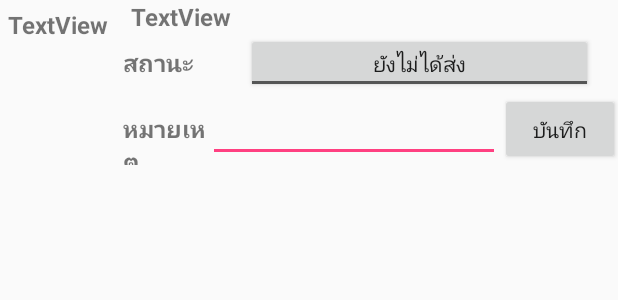
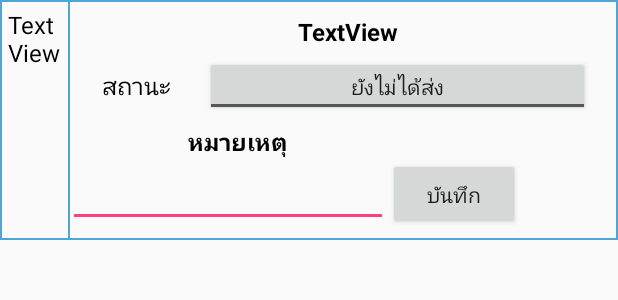
Before and after one commit to poramut/TransportQ, an Android app: the layout list_detail.xml on its own in the app's theme, with its tools: preview values and no code run, on a phone screen of 412 x 824 dp. Shown: the top 300 px of the screen. Run offline under Robolectric (Android 15) with nearby library versions, the phone set to English and light mode, and no system bars.

Commit message:
แก้ ui

```diff
--- /dev/null
+++ b/app/src/main/res/drawable/back.xml
@@ -0,0 +1,5 @@
+<?xml version="1.0" encoding="utf-8"?>
+<shape xmlns:android="http://schemas.android.com/apk/res/android" android:shape="rectangle" >
+    <solid android:color="@android:color/transparent" />
+    <stroke android:width="1dip" android:color="#4fa5d5"/>
+</shape>
--- a/app/src/main/res/layout/list_detail.xml
+++ b/app/src/main/res/layout/list_detail.xml
@@ -3,7 +3,7 @@
     xmlns:app="http://schemas.android.com/apk/res-auto"
     xmlns:tools="http://schemas.android.com/tools"
     android:layout_width="match_parent"
-    android:layout_height="130dp"
+    android:layout_height="160dp"
     android:orientation="vertical"
     android:weightSum="1"
     tools:context=".Login_Activity">
@@ -12,46 +12,53 @@
     <LinearLayout
         android:layout_width="match_parent"
         android:layout_height="match_parent"
+        android:background="@drawable/back"
         android:orientation="horizontal">
 
         <TextView
             android:id="@+id/nub"
             android:layout_width="0dp"
             android:layout_height="wrap_content"
-            android:layout_weight="0.2"
+            android:layout_weight="0.1"
             android:paddingLeft="5dp"
             android:paddingTop="5dp"
             android:text="TextView"
-            android:textSize="16sp"
-            android:textStyle="bold"/>
+            android:textColor="@android:color/black"
+            android:textSize="16sp" />
 
         <LinearLayout
             android:layout_width="0dp"
             android:layout_height="match_parent"
             android:layout_weight="0.8"
+            android:background="@drawable/back"
             android:orientation="vertical">
 
             <LinearLayout
-                android:layout_width="wrap_content"
+                android:layout_width="match_parent"
                 android:layout_height="wrap_content"
-                android:weightSum="1"
-                android:orientation="horizontal">
+                android:orientation="vertical"
+                android:paddingBottom="5dp"
+                android:paddingTop="10dp"
+                android:weightSum="1">
+
                 <TextView
                     android:id="@+id/FName"
                     android:layout_width="match_parent"
                     android:layout_height="wrap_content"
-                    android:layout_weight="1"
                     android:paddingLeft="5dp"
                     android:text="TextView"
+                    android:textAlignment="center"
+                    android:textColor="@android:color/black"
                     android:textSize="16sp"
-                    android:textStyle="bold"/>
+                    android:textStyle="bold" />
             </LinearLayout>
 
             <LinearLayout
                 android:layout_width="match_parent"
                 android:layout_height="wrap_content"
-                android:weightSum="1"
-                android:orientation="horizontal">
+                android:orientation="horizontal"
+                android:paddingBottom="5dp"
+                android:weightSum="1">
 
                 <TextView
                     android:id="@+id/textView13"
@@ -59,8 +66,9 @@
                     android:layout_height="wrap_content"
                     android:layout_weight="0.25"
                     android:text="สถานะ"
-                    android:textSize="16sp"
-                    android:textStyle="bold"/>
+                    android:textAlignment="center"
+                    android:textColor="@android:color/black"
+                    android:textSize="16sp" />
 
                 <!--<TextView-->
                 <!--android:id="@+id/textView14"-->
@@ -73,18 +81,34 @@
                     android:layout_width="0dp"
                     android:layout_height="40dp"
                     android:layout_weight="0.70"
+                    android:text="ToggleButton"
                     android:textOff="ยังไม่ได้ส่ง"
                     android:textOn="ส่งแล้ว
-"
-                    android:text="ToggleButton" />
+" />
 
+            </LinearLayout>
+
+            <LinearLayout
+                android:layout_width="match_parent"
+                android:layout_height="wrap_content"
+                android:orientation="vertical">
+
+                <TextView
+                    android:id="@+id/textView15"
+                    android:layout_width="match_parent"
+                    android:layout_height="wrap_content"
+                    android:layout_marginLeft="80dp"
+                    android:text="หมายเหตุ"
+                    android:textColor="@android:color/black"
+                    android:textSize="16sp"
+                    android:textStyle="bold" />
             </LinearLayout>
 
             <LinearLayout
                 android:layout_width="wrap_content"
                 android:layout_height="wrap_content"
-                android:weightSum="1"
-                android:orientation="horizontal">
+                android:orientation="horizontal"
+                android:weightSum="1">
 
                 <!--   <ToggleButton
                     android:id="@+id/bts"
@@ -102,29 +126,19 @@
                     android:layout_weight="0.3"
                     android:text="" />-->
 
-                <TextView
-                    android:id="@+id/textView15"
-                    android:layout_width="0dp"
-                    android:layout_height="wrap_content"
-                    android:layout_weight="0.25"
-                    android:text="หมายเหตุ"
-                    android:textSize="16sp"
-                    android:textStyle="bold"/>
-
                 <EditText
                     android:id="@+id/note"
                     android:layout_width="0dp"
                     android:layout_height="wrap_content"
-                    android:layout_weight="0.5"
+                    android:layout_weight="0.7"
                     android:ems="10"
-                    android:inputType="text"
-                    />
+                    android:inputType="text" />
 
                 <Button
                     android:id="@+id/savetq"
                     android:layout_width="0dp"
                     android:layout_height="wrap_content"
-                    android:layout_weight="0.22"
+                    android:layout_weight="0.3"
                     android:text="บันทึก" />
 
                 <!--<EditText-->
```
Also changed, not shown: app/src/main/res/layout/activity_checktransport_.xml (+21 -12 lines). Lines whose indentation alone changed are shown as unchanged.
